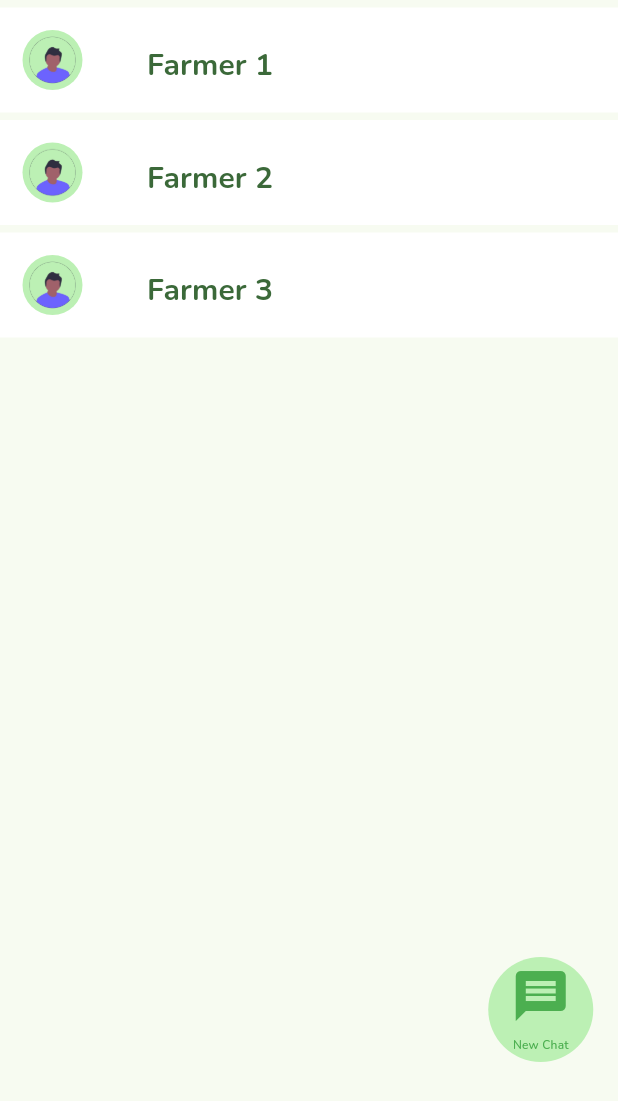
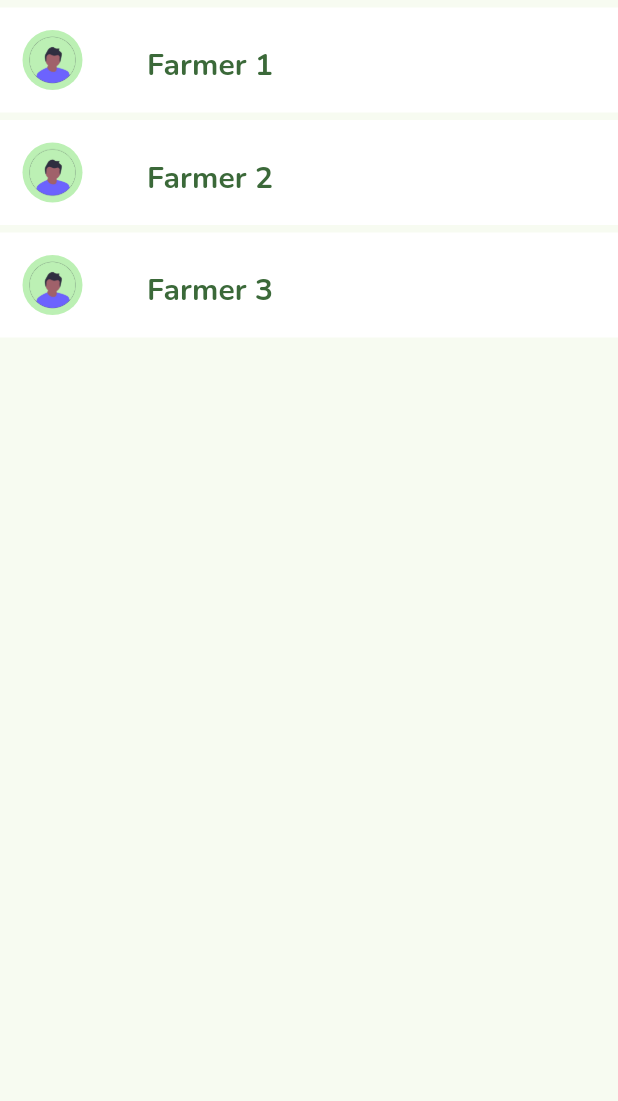
Before and after one commit to Aayush9266/agri_buddy, a Flutter app: the ServicesPage screen opened directly, on a phone screen of 412 x 824 dp. Shown: the top 1101 px of the screen. Run offline on Flutter 3.47's test engine with Material 3 defaults, Android fonts, the phone set to English and light mode, and no system bars; our stand-ins replace badges, easy_stepper, flutter_iconly, google_fonts.

Commit message:
removed new chat option

```diff
--- a/lib/pages/services_page.dart
+++ b/lib/pages/services_page.dart
@@ -116,54 +116,8 @@ class _ServicesPageState extends State<ServicesPage> {
               ],
             ),
           ),
-          SizedBox(
-            height: 5,
-          ),
-          SizedBox(height: 400,),
-          Container(
 
-            //alignment: AlignmentDirectional(100, 100),
-            child: Row(
-              children: [
-                Expanded(
-                  flex : 3,
-                  child: SizedBox(width: 100
-                    ,),
-                ),
-                Expanded(
-                  flex: 1,
-                  child: TextButton(
-                    onPressed: (){
 
-                    },
-                    child: CircleAvatar(
-
-                       radius: 35,
-                        child: Column(
-                          children: [
-                            Expanded(
-                              flex: 3,
-                              child: Icon(Icons.message ,
-                              size: 40,),
-                            ),
-                            Expanded(
-                              flex: 1,
-                              child: Text("New Chat",
-                              style: TextStyle(
-                                fontSize: 8,
-                              ),),
-                            )
-                          ],
-                        ),
-
-                      foregroundColor: Colors.green,
-
-                    ),
-                  ),
-                ),
-              ],
-            ),
-          )
         ],
       )
     );
```
